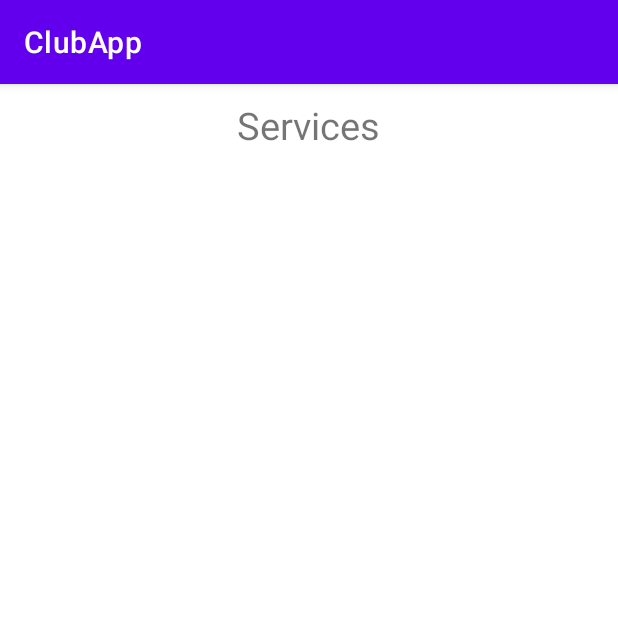
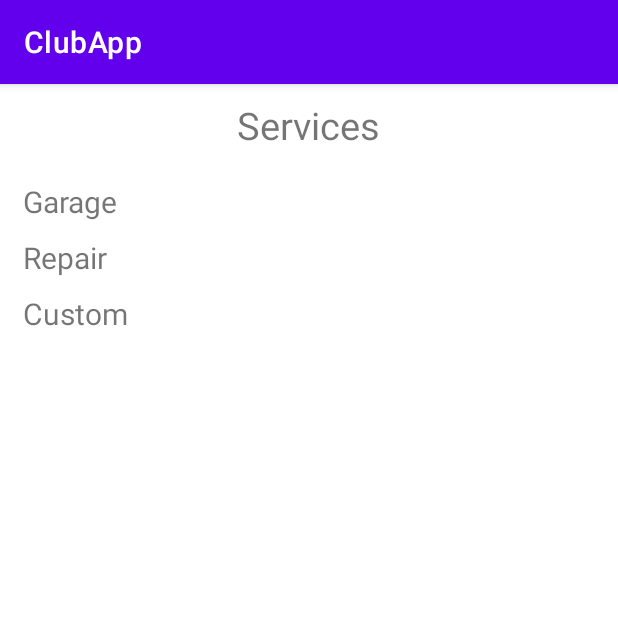
Before and after one commit to Dasevets/Moto-Club-App, an Android app: the ServicesActivity screen opened directly, with no data from a screen before it, on a phone screen of 412 x 824 dp, the top half of it. Run offline under Robolectric (Android 15) with nearby library versions, the phone set to English and light mode, and no system bars.

```diff
--- a/app/src/main/java/com/example/clubapp/view/ServicesActivity.kt
+++ b/app/src/main/java/com/example/clubapp/view/ServicesActivity.kt
@@ -1,13 +1,16 @@
 package com.example.clubapp.view
 
+import android.os.Bundle
+import android.widget.AdapterView.*
+import android.widget.Toast
 import androidx.appcompat.app.AppCompatActivity
-import android.os.Bundle
+import androidx.recyclerview.widget.LinearLayoutManager
+import androidx.recyclerview.widget.RecyclerView
 import com.example.clubapp.App
-import com.example.clubapp.R
 import com.example.clubapp.data.Service
 import com.example.clubapp.databinding.ActivityServicesBinding
-import com.example.clubapp.databinding.ServicesBinding
-import com.example.clubapp.viewmodel.ServicesViewModel
+import com.example.clubapp.view.rv_adapter.ServicesAdapter
+
 
 class ServicesActivity : AppCompatActivity() {
 
@@ -15,18 +18,35 @@ class ServicesActivity : AppCompatActivity() {
 
     private var servicesViewModel = App.instance.servicesViewModel
 
+
     override fun onCreate(savedInstanceState: Bundle?) {
         super.onCreate(savedInstanceState)
         bindService = ActivityServicesBinding.inflate(layoutInflater)
         setContentView(bindService.root)
 
+        val recyclerView: RecyclerView = bindService.servicesRecyclerView
 
-        val services = mutableListOf<Service>()
-        servicesViewModel.serviceLiveData.observe(this){ list ->
+        var services = mutableListOf<Service>()
+        servicesViewModel.serviceLiveData.observe(this) { list ->
 
             list.forEach {
                 services.add(it)
             }
+
         }
+
+
+        val servClickListener: ServicesAdapter.OnServClickListener =
+            object : ServicesAdapter.OnServClickListener {
+                override fun clickServ(service: Service) {
+
+                }
+            }
+
+        recyclerView.layoutManager = LinearLayoutManager(this)
+        recyclerView.adapter = ServicesAdapter(services, servClickListener)
+
     }
+
+
 }
--- /dev/null
+++ b/app/src/main/java/com/example/clubapp/view/rv_adapter/ServicesAdapter.kt
@@ -0,0 +1,49 @@
+package com.example.clubapp.view.rv_adapter
+
+import android.view.LayoutInflater
+import android.view.View.*
+import android.view.ViewGroup
+import android.widget.TextView
+import androidx.recyclerview.widget.RecyclerView
+import com.example.clubapp.data.Service
+import com.example.clubapp.databinding.ServicesBinding
+
+class ServicesAdapter(private val servicesDB: List<Service>, private val onClickListener: OnServClickListener) :
+    RecyclerView.Adapter<ServicesAdapter.ServicesViewHolder>() {
+
+
+    inner class ServicesViewHolder(bindingServ: ServicesBinding) :
+        RecyclerView.ViewHolder(bindingServ.root) {
+        val titleServ: TextView = bindingServ.title
+        val serv: TextView = bindingServ.service
+    }
+
+    override fun onCreateViewHolder(parent: ViewGroup, viewType: Int): ServicesViewHolder {
+        val binding = ServicesBinding.inflate(LayoutInflater.from(parent.context), parent, false)
+        return ServicesViewHolder(binding)
+    }
+
+    override fun onBindViewHolder(holder: ServicesViewHolder, position: Int) {
+        holder.titleServ.text = servicesDB[position].title
+        holder.serv.text = servicesDB[position].serv
+
+
+
+        holder.itemView.setOnClickListener() {
+            onClickListener.clickServ(servicesDB[position])
+
+            if(holder.serv.visibility == GONE) { holder.serv.visibility = VISIBLE}
+            else holder.serv.visibility = GONE
+
+        }
+    }
+
+    override fun getItemCount(): Int {
+        return servicesDB.size
+    }
+
+
+    interface OnServClickListener {
+        fun clickServ(service: Service)
+    }
+}
--- a/app/src/main/res/layout/activity_services.xml
+++ b/app/src/main/res/layout/activity_services.xml
@@ -17,10 +17,12 @@
         android:layout_gravity="center_horizontal"
         />
 
-    <ExpandableListView
-        android:id="@+id/expListView"
+
+    <androidx.recyclerview.widget.RecyclerView
+        android:id="@+id/services_recycler_view"
         android:layout_width="match_parent"
-        android:layout_height="wrap_content"
+        android:layout_height="match_parent"
+        app:layoutManager="androidx.recyclerview.widget.LinearLayoutManager"
         />
 
 </LinearLayout>
--- a/app/src/main/res/layout/services.xml
+++ b/app/src/main/res/layout/services.xml
@@ -12,8 +12,8 @@
         app:layout_constraintLeft_toLeftOf="parent"
         app:layout_constraintRight_toRightOf="parent"
         android:layout_marginTop="10dp"
-        android:layout_marginLeft="5dp"
-        android:layout_marginRight="5dp"
+        android:layout_marginLeft="15dp"
+        android:layout_marginRight="15dp"
         android:textSize="20sp"
         />
 
@@ -25,9 +25,10 @@
         app:layout_constraintLeft_toLeftOf="parent"
         app:layout_constraintRight_toRightOf="parent"
         android:layout_marginTop="10dp"
-        android:layout_marginLeft="5dp"
-        android:layout_marginRight="5dp"
+        android:layout_marginLeft="10dp"
+        android:layout_marginRight="10dp"
         android:textSize="15sp"
+        android:visibility="gone"
         />
 
 </androidx.constraintlayout.widget.ConstraintLayout>
```
Also changed, not shown: app/src/main/java/com/example/clubapp/view/rv_adapter/AboutAdapter.kt (+8 -9 lines).
